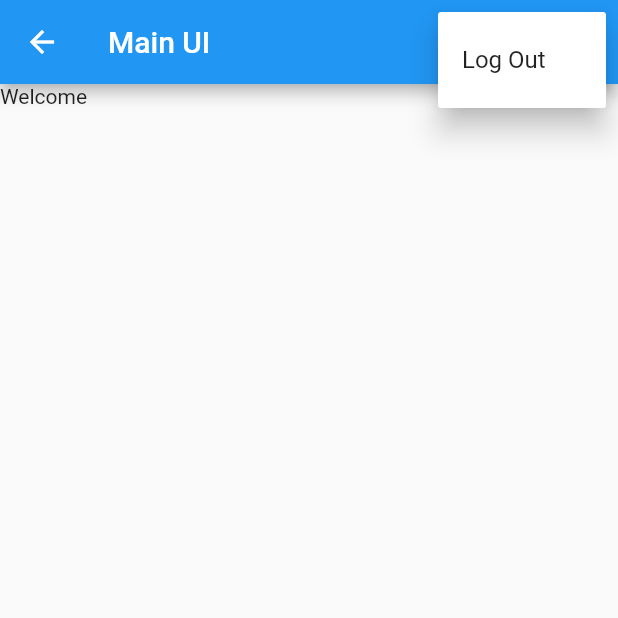
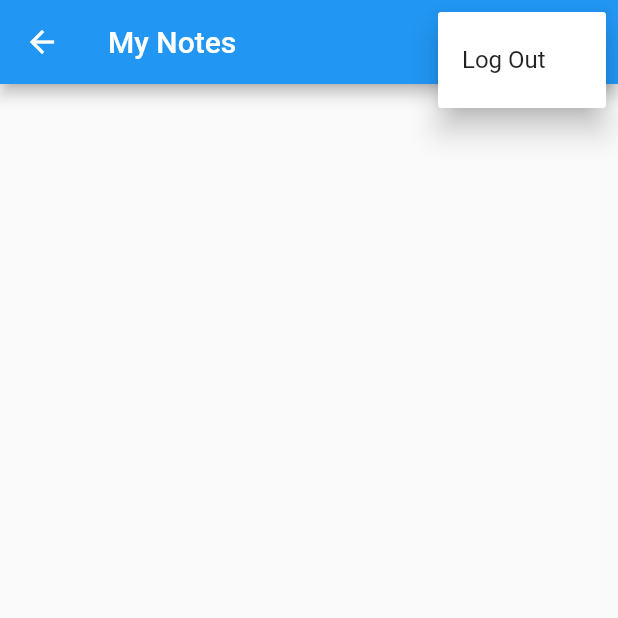
Before and after one commit to Uddeshya-Rana/MyNotes, a Flutter app: the NotesView screen opened by its route, after a tap on the "more vert" icon, on a phone screen of 412 x 824 dp, the top half of it. Run offline on Flutter 3.47's test engine with Material 2 defaults, Android fonts, the phone set to English and light mode, and no system bars; our stand-ins replace cloud_firestore, firebase_auth, firebase_core; accounts and stored records are empty; network calls fail.

Commit message:
14 June major commit

```diff
--- a/lib/constants/routes.dart
+++ b/lib/constants/routes.dart
@@ -2,3 +2,4 @@ const loginRoute='/login';
 const registerRoute='/register';
 const notesRoute='/notes';
 const verifyEmailRoute='/verifyEmail';
+const createOrUpdateNoteRoute = '/notes/new-note/';
--- /dev/null
+++ b/lib/extensions/list/filter.dart
@@ -0,0 +1,5 @@
+
+extension Filter<T> on Stream<List<T>> {
+  Stream<List<T>> filter(bool Function(T) where) =>
+      map((items) => items.where(where).toList());
+}
--- a/lib/main.dart
+++ b/lib/main.dart
@@ -2,7 +2,8 @@ import 'package:flutter/material.dart';
 import 'package:mynotes/constants/routes.dart';
 import 'package:mynotes/services/auth_service.dart';
 import 'package:mynotes/views/login_view.dart';
-import 'package:mynotes/views/notes_view.dart';
+import 'package:mynotes/views/notes/create_update_note_view.dart';
+import 'package:mynotes/views/notes/notes_view.dart';
 import 'package:mynotes/views/register_view.dart';
 import 'package:mynotes/views/verify_email_view.dart';
 
@@ -29,6 +30,7 @@ class MyApp extends StatelessWidget {
         registerRoute : (context) =>const RegisterView(),
         notesRoute :(context) =>const NotesView(),
         verifyEmailRoute:(context) => const VerifyEmailView(),
+        createOrUpdateNoteRoute: (context) => const CreateUpdateNoteView(),
       },
     );
   }
--- a/lib/views/login_view.dart
+++ b/lib/views/login_view.dart
@@ -4,7 +4,7 @@ import 'package:mynotes/constants/routes.dart';
 import 'package:mynotes/services/auth_exceptions.dart';
 import 'package:mynotes/services/auth_service.dart';
 
-import '../utilities/show_error_dialog.dart';
+import '../utilities/dialogs/error_dialog.dart';
 
 
 class LoginView extends StatefulWidget{
--- /dev/null
+++ b/lib/views/notes/notes_list_view.dart
@@ -0,0 +1,52 @@
+import 'package:flutter/material.dart';
+import 'package:mynotes/utilities/dialogs/delete_dialog.dart';
+
+import '../../services/cloud_services/cloud_note.dart';
+
+typedef NoteCallback = void Function(CloudNote note); //defining a callback function
+
+class NotesListView extends StatelessWidget {
+
+  final Iterable<CloudNote> notes;
+  final NoteCallback onDeleteNote;
+  final NoteCallback onTap;
+
+  const NotesListView({
+    Key? key,
+    required this.notes,
+    required this.onDeleteNote,
+    required this.onTap,
+  }) : super(key: key);
+
+  @override
+  Widget build(BuildContext context) {
+    return ListView.builder(
+        itemCount: notes.length,
+        itemBuilder: (context, index) {
+          final note = notes.elementAt(index);
+          return ListTile(
+            onTap: () {
+              onTap(note); //calling our NoteCallBack function
+              //navigate to notes_view on tap
+              //in the notes_view get the onTap and navigate to the create or update note route
+            },
+            title: Text(
+                note.text,
+                maxLines: 1,
+                softWrap: true,
+                overflow: TextOverflow.ellipsis,
+            ),
+            trailing: IconButton(
+                onPressed: () async{
+                  final shouldDelete = await showDeleteDialog(context);
+                  if(shouldDelete) {
+                    onDeleteNote(note); //onDelete is defined in constructor calling of NotesListView inside NotesView class
+                  }
+                },
+                icon: const Icon(Icons.delete),
+            ),
+          );
+        }
+    );
+  }
+}
--- /dev/null
+++ b/lib/views/notes/notes_view.dart
@@ -0,0 +1,105 @@
+
+import 'package:flutter/material.dart';
+import 'package:mynotes/services/auth_service.dart';
+import 'package:mynotes/services/cloud_services/cloud_note.dart';
+import 'package:mynotes/services/cloud_services/firebase_cloud_storage_service.dart';
+import 'package:mynotes/views/notes/notes_list_view.dart';
+
+import '../../constants/routes.dart';
+import '../../enums/menu_action.dart';
+import '../../utilities/dialogs/logout_dialog.dart';
+
+
+
+class NotesView extends StatefulWidget {
+  const NotesView({Key? key}) : super(key: key);
+
+  @override
+  State<NotesView> createState() => _NotesViewState();
+}
+
+class _NotesViewState extends State<NotesView> {
+
+  late final FirebaseCloudStorageService _notesService;
+  String? get userId => AuthService.firebase().currentUser?.userId;
+
+  @override
+  void initState(){
+    _notesService = FirebaseCloudStorageService();
+    super.initState();
+  }
+  @override
+  Widget build(BuildContext context) {
+    return Scaffold(
+      appBar: AppBar(
+        title: const Text('My Notes'),
+        actions: [
+          IconButton(
+            //Navigates to create or update if plus icon is tapped
+              onPressed: (){
+                Navigator.of(context).pushNamed(createOrUpdateNoteRoute);
+              },
+              icon: const Icon(Icons.add)
+          ),
+          PopupMenuButton<MenuActionItems>(
+              onSelected: (value) async {
+                switch(value)
+                {
+
+                  case MenuActionItems.logout:
+                    final shouldLogOut= await showLogOutDialog(context);
+                    if(shouldLogOut)
+                    {
+                      await AuthService.firebase().logOut();
+                      Navigator.of(context).pushNamedAndRemoveUntil(loginRoute, (route) => false);
+                    }
+                    break;
+                }
+              },
+              itemBuilder: (context) =>[
+                const PopupMenuItem<MenuActionItems>(
+                  value: MenuActionItems.logout,
+                  child: Text('Log Out'),
+                )
+              ] //itemBuilder
+          ),
+
+        ],
+      ),
+      body: StreamBuilder(
+        stream: _notesService.allNotes(ownerUserId: userId!), //to get all notes inside stream
+        builder: (context, snapshot){
+
+          switch (snapshot.connectionState) {
+
+            case ConnectionState.waiting:
+            case ConnectionState.active:
+              if(snapshot.hasData) {
+                    final allNotes = snapshot.data as Iterable<CloudNote>;
+                    //calls constructor of NotesListView
+                    //returns the NotesViewList ListView widget
+                    return NotesListView(
+                        notes: allNotes,
+                        onDeleteNote: (note) async{
+                          await _notesService.deleteNote(documentId: note.ownerUserId);
+                        },
+                        onTap: (note) {
+                          Navigator.of(context).pushNamed(
+                            createOrUpdateNoteRoute,
+                            arguments: note,
+                          );
+                        },
+                    );
+                  } //if snap shot has data
+              else{
+                return const CircularProgressIndicator();
+              }
+            default: return const CircularProgressIndicator();
+          } //switch
+
+        } //builder
+
+      )
+    );
+  }
+}
--- a/lib/views/notes_view.dart
+++ /dev/null
@@ -1,76 +0,0 @@
-
-import 'package:flutter/material.dart';
-import 'package:mynotes/services/auth_service.dart';
-
-import '../constants/routes.dart';
-import '../enums/menu_action.dart';
-
-
-class NotesView extends StatefulWidget {
-  const NotesView({Key? key}) : super(key: key);
-
-  @override
-  State<NotesView> createState() => _NotesViewState();
-}
-
-class _NotesViewState extends State<NotesView> {
-  @override
-  Widget build(BuildContext context) {
-    return Scaffold(
-      appBar: AppBar(
-        title: const Text('Main UI'),
-        actions: [
-          PopupMenuButton<MenuActionItems>(
-              onSelected: (value) async {
-                switch(value)
-                {
-
-                  case MenuActionItems.logout:
-                    final shouldLogOut= await showLogOutDialog(context);
-                    if(shouldLogOut)
-                    {
-                      await AuthService.firebase().logOut();
-                      Navigator.of(context).pushNamedAndRemoveUntil(loginRoute, (route) => false);
-                    }
-                    break;
-                }
-              },
-              itemBuilder: (context) =>[
-                const PopupMenuItem<MenuActionItems>(
-                  value: MenuActionItems.logout,
-                  child: Text('Log Out'),
-                )
-              ] //itemBuilder
-          ),
-
-        ],
-      ),
-      body: const Text('Welcome'),
-    );
-  }
-}
-
-Future<bool> showLogOutDialog(BuildContext context){
-  return showDialog<bool>(
-      context: context,
-      builder: (context){
-        return AlertDialog(
-          title: const Text('Sign Out'),
-          content: const Text('Are you sure you want to log out?'),
-          actions: [
-            TextButton(onPressed: (){
-              Navigator.of(context).pop(false);
-            },
-                child: const Text('Cancel')
-            ),
-            TextButton(onPressed: (){
-              Navigator.of(context).pop(true); //pops this screen
-            },
-                child: const Text('Log Out')
-            ),
-          ],
-        );
-      }
-  ).then((value) => value?? false);
-
-}
--- a/lib/views/register_view.dart
+++ b/lib/views/register_view.dart
@@ -2,7 +2,7 @@ import 'package:flutter/material.dart';
 
 import 'package:mynotes/constants/routes.dart';
 import 'package:mynotes/services/auth_service.dart';
-import 'package:mynotes/utilities/show_error_dialog.dart';
+import 'package:mynotes/utilities/dialogs/error_dialog.dart';
 
 import '../services/auth_exceptions.dart';
 
```
Also changed, not shown: lib/extensions/buildcontext/loc.dart (added, +8 -0 lines), lib/services/cloud_services/firebase_cloud_storage_service.dart (+10 -10 lines), lib/services/cloud_services/notes_service.dart (+31 -12 lines), lib/utilities/dialogs/cannot_share_empty_note_dialog.dart (added, +15 -0 lines), lib/utilities/dialogs/delete_dialog.dart (added, +27 -0 lines), lib/utilities/dialogs/generic_dialog.dart (added, +35 -0 lines), lib/utilities/dialogs/logout_dialog.dart (added, +27 -0 lines), lib/utilities/generics/get_arguments.dart (added, +14 -0 lines), lib/views/notes/create_update_note_view.dart (added, +120 -0 lines), lib/utilities/dialogs/error_dialog.dart (renamed from lib/utilities/show_error_dialog.dart).
